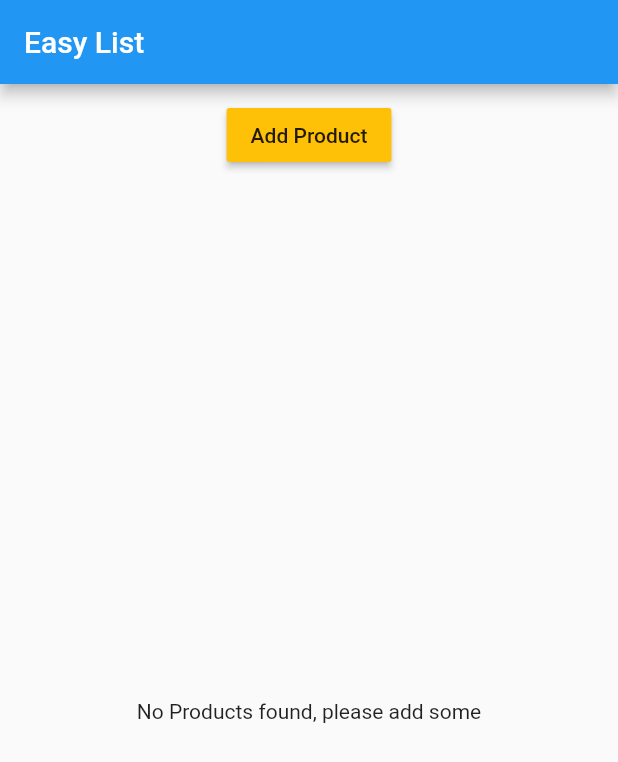
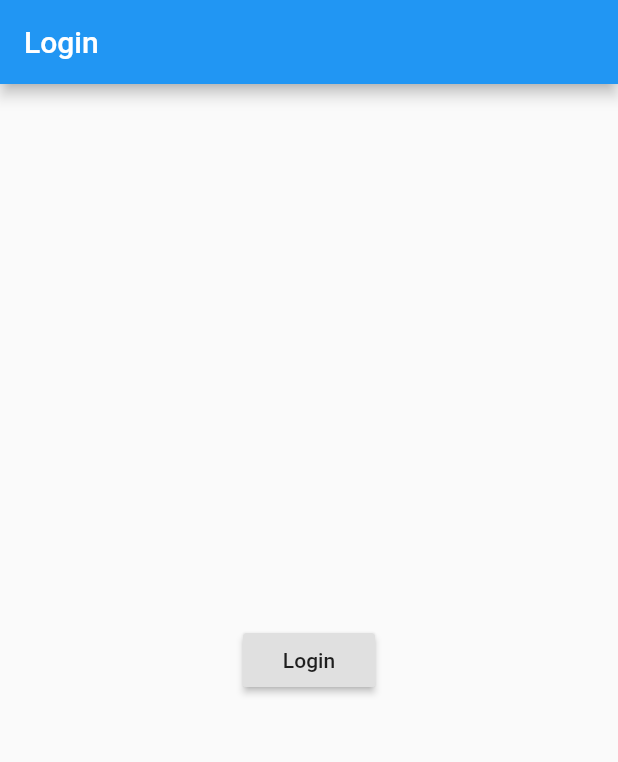
Before and after one commit to mehmetsukrukavak/flutter_course, a Flutter app: the screen it shows after launch, on a phone screen of 412 x 824 dp. Shown: the top 762 px of the screen. Run offline on Flutter 3.47's test engine with Material 2 defaults, Android fonts, the phone set to English and light mode, and no system bars.

```diff
--- a/lib/main.dart
+++ b/lib/main.dart
@@ -1,6 +1,6 @@
 import 'package:flutter/material.dart';
 
-import 'package:flutter_course/pages/home.dart';
+import 'package:flutter_course/pages/auth.dart';
 
 main() => runApp(MyApp());
 
@@ -13,7 +13,7 @@ class MyApp extends StatelessWidget {
           primarySwatch: Colors.blue,
           accentColor: Colors.amber),
       debugShowCheckedModeBanner: false,
-      home: HomePage(),
+      home: AuthPage(),
     );
   }
 }
--- /dev/null
+++ b/lib/pages/auth.dart
@@ -0,0 +1,22 @@
+import 'package:flutter/material.dart';
+import 'package:flutter_course/pages/products.dart';
+
+class AuthPage extends StatelessWidget {
+  @override
+  Widget build(BuildContext context) {
+    return Scaffold(
+      appBar: AppBar(
+        title: Text('Login'),
+      ),
+      body: Center(child: RaisedButton(
+        child: Text('Login'),
+        onPressed: (){
+          Navigator.pushReplacement(context, MaterialPageRoute(
+            builder: (BuildContext context) => ProductsPage()
+
+          ),);
+        },
+      ),),
+    );
+  }
+}
--- a/lib/pages/home.dart
+++ b/lib/pages/products.dart
@@ -1,7 +1,7 @@
 import 'package:flutter/material.dart';
 import '../product_manager.dart';
 
-class HomePage extends StatelessWidget {
+class ProductsPage extends StatelessWidget {
   @override
   Widget build(BuildContext context) {
     return Scaffold(
```
